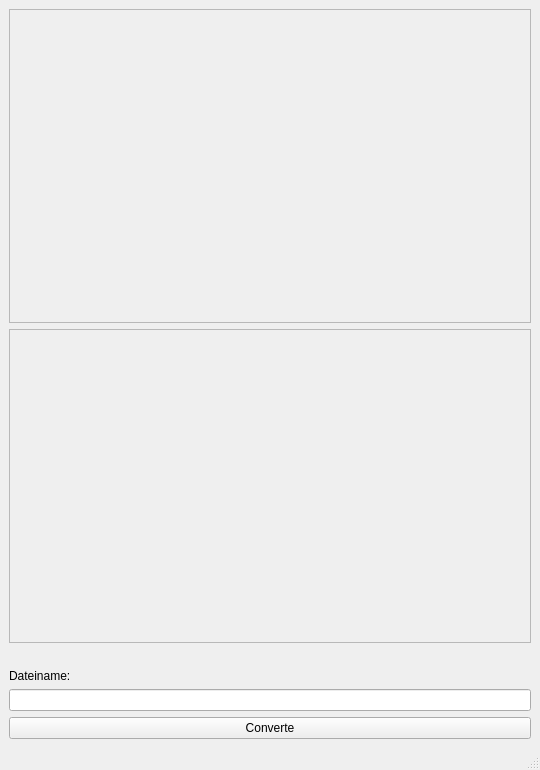
Old version of the form mainwindow.ui in the repository rclarsfull/ImageLight.
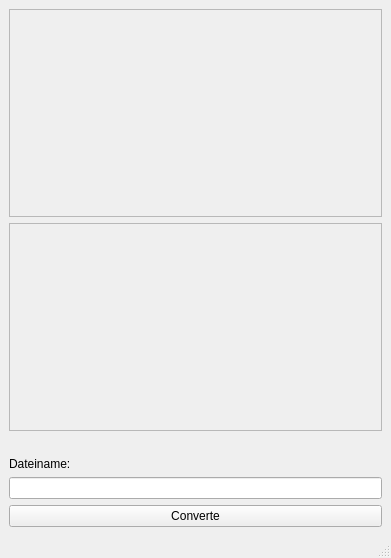
New version of the form.

Diff of the .ui file:
```diff
--- a/mainwindow.ui
+++ b/mainwindow.ui
@@ -6,8 +6,8 @@
    <rect>
     <x>0</x>
     <y>0</y>
-    <width>540</width>
-    <height>770</height>
+    <width>391</width>
+    <height>558</height>
    </rect>
   </property>
   <property name="windowTitle">
```
Left out of the diff: 4 changed lines with no effect on the pictures.
